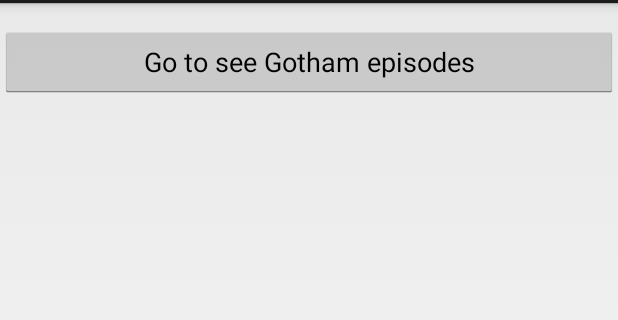
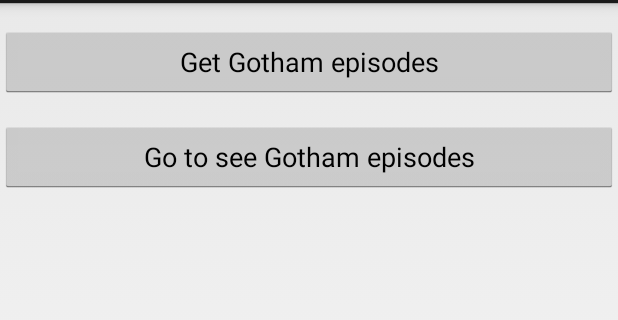
Before and after one commit to monilip/tv-show-reminder, an Android app: the screen it shows after launch (MainActivity), on a phone screen of 412 x 824 dp, the part 69-389 px from its top. Run offline under Robolectric (Android 15) with nearby library versions, the phone set to English and light mode, and no system bars.

Commit message:
Getting-data button

```diff
--- a/app/src/main/res/layout/activity_main.xml
+++ b/app/src/main/res/layout/activity_main.xml
@@ -2,6 +2,11 @@
     android:orientation="vertical"
     android:layout_width="fill_parent"
     android:layout_height="fill_parent">
+    <Button android:id="@+id/btnGetTVShow"
+        android:layout_width="fill_parent"
+        android:layout_height="wrap_content"
+        android:text="Get Gotham episodes"
+        android:layout_marginTop="15dip"/>
     <Button android:id="@+id/btnTVShowScreen"
         android:layout_width="fill_parent"
         android:layout_height="wrap_content"
```
Also changed, not shown: app/src/main/java/monilip/tvshowreminder/MainActivity.java (+18 -1 lines), app/src/main/java/monilip/tvshowreminder/TVShowActivity.java (+8 -1 lines).
